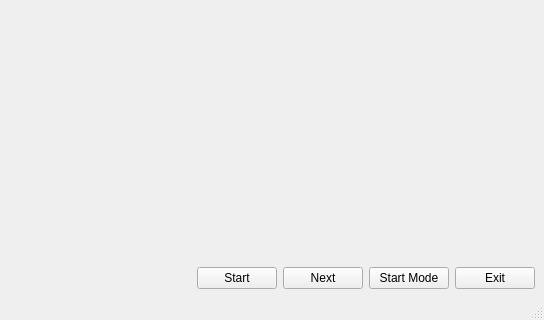
CatherineDesrosiers/lowcostventilatorapplication, file mainapp/mainapp.ui: the form before one commit; both pictures show x 96 to 640 and y 374 to 694 of the 640 by 694 pixel window.
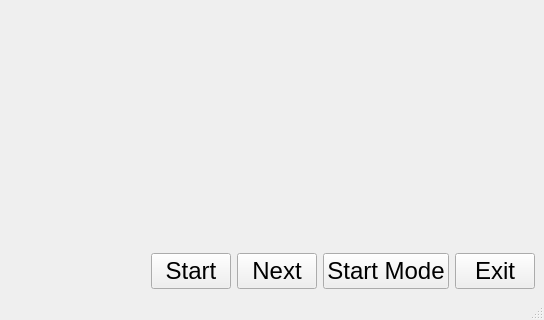
The form after the commit. Icons and pictures are not drawn.

Commit message: Increase font size

Patch:
```diff
--- a/mainapp/mainapp.ui
+++ b/mainapp/mainapp.ui
@@ -168,6 +168,11 @@
       </item>
       <item>
        <widget class="QPushButton" name="pushButton_start">
+        <property name="font">
+         <font>
+          <pointsize>18</pointsize>
+         </font>
+        </property>
         <property name="text">
          <string>Start</string>
         </property>
@@ -175,6 +180,11 @@
       </item>
       <item>
        <widget class="QPushButton" name="pushButton_next">
+        <property name="font">
+         <font>
+          <pointsize>18</pointsize>
+         </font>
+        </property>
         <property name="text">
          <string>Next</string>
         </property>
@@ -182,6 +192,11 @@
       </item>
       <item>
        <widget class="QPushButton" name="pushButton_startMode">
+        <property name="font">
+         <font>
+          <pointsize>18</pointsize>
+         </font>
+        </property>
         <property name="text">
          <string>Start Mode</string>
         </property>
@@ -189,6 +204,11 @@
       </item>
       <item>
        <widget class="QPushButton" name="pushButton_exit">
+        <property name="font">
+         <font>
+          <pointsize>18</pointsize>
+         </font>
+        </property>
         <property name="text">
          <string>Exit</string>
         </property>
```
The commit also changes 11 other files.
